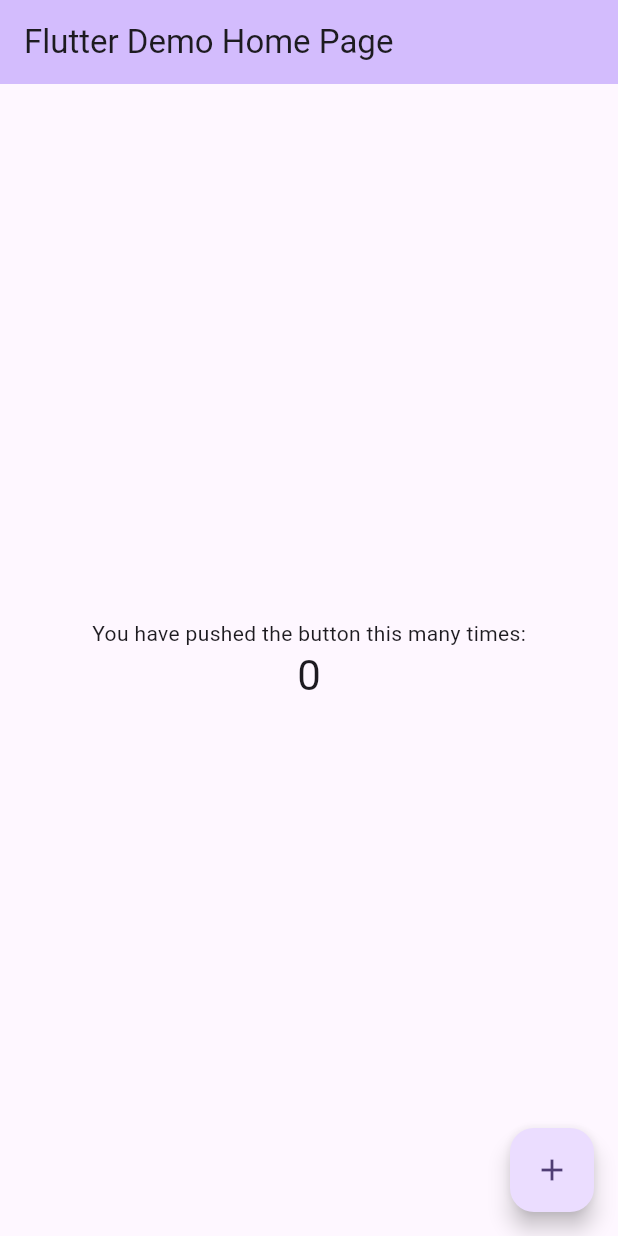
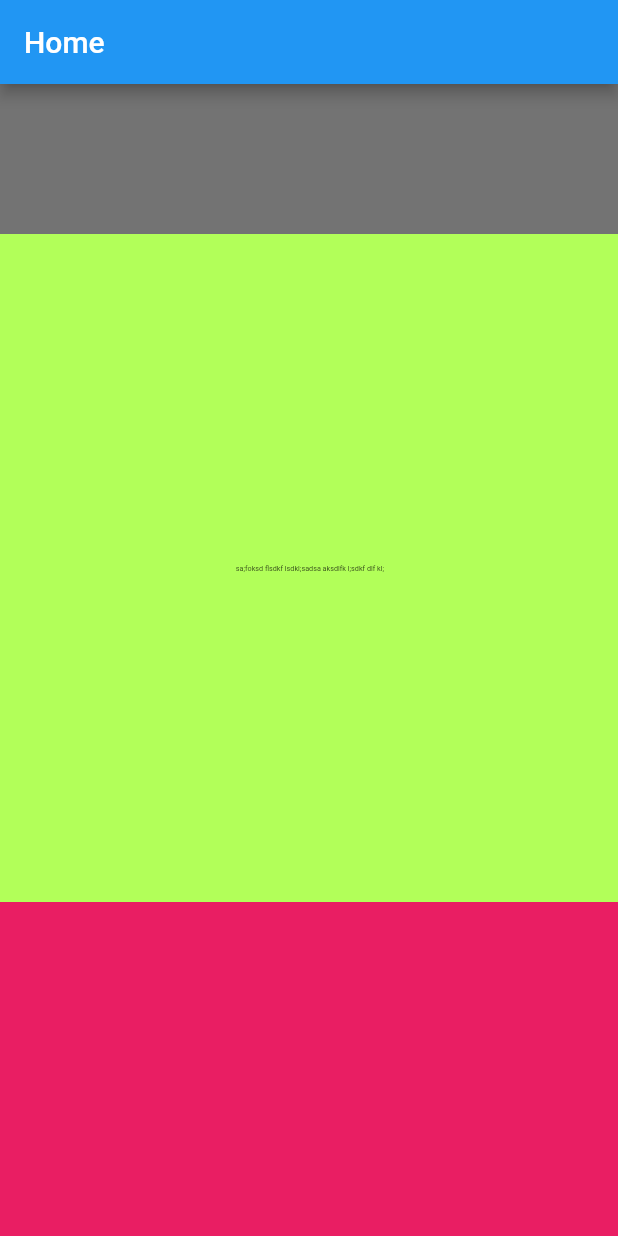
Before and after one commit to csearafat01/module_8, a Flutter app: the screen it shows after launch, on a phone screen of 412 x 824 dp. Run offline on Flutter 3.47's test engine with Material 2 defaults, Android fonts, the phone set to English and light mode, and no system bars.

Commit message:
module_8_responsive_design_class_1 MediaQuery,Wrap,LayoutBuilder and WidgetBuilder

```diff
--- /dev/null
+++ b/lib/home_screen.dart
@@ -0,0 +1,122 @@
+import 'package:flutter/material.dart';
+
+/// MediaQuery
+
+class HomeScreen extends StatelessWidget {
+  const HomeScreen({super.key});
+
+  @override
+  Widget build(BuildContext context) {
+    return Scaffold(
+      appBar: AppBar(
+        title: Text('Home'),
+      ),
+      body: Column(
+        children: [
+          /// Ratio := Width : height
+          /// Ratio := 16/16
+          /// 100 : 100
+          // AspectRatio(
+          //   aspectRatio: 16/4,
+          //   child: Container(
+          //     color: Colors.red,
+          //     child: Image.network(
+          //         'https://images.idgesg.net/images/article/2017/10/wireless_network_internet_of_things_iot_thinkstock_853701554_3x2-100740688-large.jpg?auto=webp&quality=85,70',
+          //     fit: BoxFit.cover,
+          //     ),
+          //   ),
+          // ),
+          // Container(
+          //   width: MediaQuery.sizeOf(context).width,
+          //   height: MediaQuery.sizeOf(context).width,
+          //   color: Colors.amberAccent,
+          //   child: FractionallySizedBox(
+          //     widthFactor: 0.5, // 0 - 1
+          //     heightFactor: 0.5,
+          //     child: Container(
+          //       color: Colors.red,
+          //     ),
+          //   ),
+          // )
+          // Flexible(
+          //   fit: FlexFit.tight,
+          //   flex: 3,
+          //   child: Container(
+          //     color: Colors.amber,
+          //     width: MediaQuery.sizeOf(context).width,
+          //   ),
+          // ),
+          // Flexible(
+          //   flex: 7,
+          //   child: Column(
+          //     children: [
+          //       Flexible(
+          //         child: Container(
+          //           color: Colors.red,
+          //           width: MediaQuery.sizeOf(context).width,
+          //         ),
+          //       ),
+          //       SizedBox(height: 50,),
+          //     ],
+          //   ),
+          // ),
+          // Flexible(
+          //   flex: 1,
+          //   child: Row(
+          //     children: [
+          //       Flexible(
+          //         child: Container(
+          //           color: Colors.blue,
+          //         ),
+          //       ),
+          //       Flexible(
+          //         flex: 5,
+          //         child: Container(
+          //           color: Colors.lightGreenAccent,
+          //         ),
+          //       ),
+          //     ],
+          //   ),
+          // ),
+          // Flexible(
+          //   fit: FlexFit.tight,
+          //   flex: 5,
+          //   child: Container(
+          //     color: Colors.purple,
+          //     width: MediaQuery.sizeOf(context).width,
+          //   ),
+          // ),
+          Container(
+            color: Colors.black54,
+            height: 100,
+            width: MediaQuery.sizeOf(context).width,
+          ),
+          // ** Expanded, Flexible
+          Expanded(
+            flex: 10,
+            child: Container(
+              color: Colors.lightGreenAccent,
+              width: double.infinity,
+              alignment: Alignment.center,
+              child: SizedBox(
+                width: 100,
+                height: 20,
+                child: FittedBox(
+                  child: Text(
+                    ' sa;foksd flsdkf lsdkl;sadsa aksdlfk l;sdkf dlf kl;',
+                  ),
+                ),
+              ),
+            ),
+          ),
+          Expanded(
+            flex: 5,
+            child: Container(
+              color: Colors.pink,
+            ),
+          ),
+        ],
+      ),
+    );
+  }
+}
--- a/lib/main.dart
+++ b/lib/main.dart
@@ -1,125 +1,19 @@
 import 'package:flutter/material.dart';
 
+import 'home_screen.dart';
+
+
 void main() {
-  runApp(const MyApp());
+  runApp(MyApp());
 }
 
 class MyApp extends StatelessWidget {
   const MyApp({super.key});
 
-  // This widget is the root of your application.
   @override
   Widget build(BuildContext context) {
     return MaterialApp(
-      title: 'Module 8',
-      theme: ThemeData(
-        // This is the theme of your application.
-        //
-        // TRY THIS: Try running your application with "flutter run". You'll see
-        // the application has a blue toolbar. Then, without quitting the app,
-        // try changing the seedColor in the colorScheme below to Colors.green
-        // and then invoke "hot reload" (save your changes or press the "hot
-        // reload" button in a Flutter-supported IDE, or press "r" if you used
-        // the command line to start the app).
-        //
-        // Notice that the counter didn't reset back to zero; the application
-        // state is not lost during the reload. To reset the state, use hot
-        // restart instead.
-        //
-        // This works for code too, not just values: Most code changes can be
-        // tested with just a hot reload.
-        colorScheme: ColorScheme.fromSeed(seedColor: Colors.deepPurple),
-        useMaterial3: true,
-      ),
-      home: const MyHomePage(title: 'Flutter Demo Home Page'),
+      home: HomeScreen(),
     );
   }
 }
-
-class MyHomePage extends StatefulWidget {
-  const MyHomePage({super.key, required this.title});
-
-  // This widget is the home page of your application. It is stateful, meaning
-  // that it has a State object (defined below) that contains fields that affect
-  // how it looks.
-
-  // This class is the configuration for the state. It holds the values (in this
-  // case the title) provided by the parent (in this case the App widget) and
-  // used by the build method of the State. Fields in a Widget subclass are
-  // always marked "final".
-
-  final String title;
-
-  @override
-  State<MyHomePage> createState() => _MyHomePageState();
-}
-
-class _MyHomePageState extends State<MyHomePage> {
-  int _counter = 0;
-
-  void _incrementCounter() {
-    setState(() {
-      // This call to setState tells the Flutter framework that something has
-      // changed in this State, which causes it to rerun the build method below
-      // so that the display can reflect the updated values. If we changed
-      // _counter without calling setState(), then the build method would not be
-      // called again, and so nothing would appear to happen.
-      _counter++;
-    });
-  }
-
-  @override
-  Widget build(BuildContext context) {
-    // This method is rerun every time setState is called, for instance as done
-    // by the _incrementCounter method above.
-    //
-    // The Flutter framework has been optimized to make rerunning build methods
-    // fast, so that you can just rebuild anything that needs updating rather
-    // than having to individually change instances of widgets.
-    return Scaffold(
-      appBar: AppBar(
-        // TRY THIS: Try changing the color here to a specific color (to
-        // Colors.amber, perhaps?) and trigger a hot reload to see the AppBar
-        // change color while the other colors stay the same.
-        backgroundColor: Theme.of(context).colorScheme.inversePrimary,
-        // Here we take the value from the MyHomePage object that was created by
-        // the App.build method, and use it to set our appbar title.
-        title: Text(widget.title),
-      ),
-      body: Center(
-        // Center is a layout widget. It takes a single child and positions it
-        // in the middle of the parent.
-        child: Column(
-          // Column is also a layout widget. It takes a list of children and
-          // arranges them vertically. By default, it sizes itself to fit its
-          // children horizontally, and tries to be as tall as its parent.
-          //
-          // Column has various properties to control how it sizes itself and
-          // how it positions its children. Here we use mainAxisAlignment to
-          // center the children vertically; the main axis here is the vertical
-          // axis because Columns are vertical (the cross axis would be
-          // horizontal).
-          //
-          // TRY THIS: Invoke "debug painting" (choose the "Toggle Debug Paint"
-          // action in the IDE, or press "p" in the console), to see the
-          // wireframe for each widget.
-          mainAxisAlignment: MainAxisAlignment.center,
-          children: <Widget>[
-            const Text(
-              'You have pushed the button this many times:',
-            ),
-            Text(
-              '$_counter',
-              style: Theme.of(context).textTheme.headlineMedium,
-            ),
-          ],
-        ),
-      ),
-      floatingActionButton: FloatingActionButton(
-        onPressed: _incrementCounter,
-        tooltip: 'Increment',
-        child: const Icon(Icons.add),
-      ), // This trailing comma makes auto-formatting nicer for build methods.
-    );
-  }
-}
```
